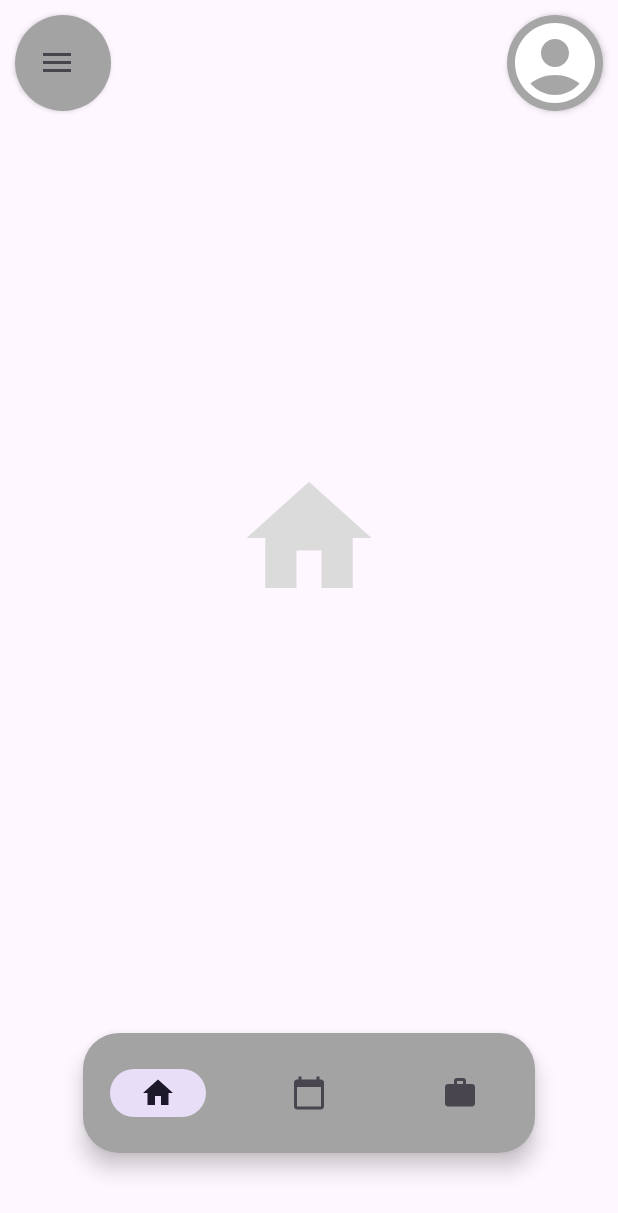
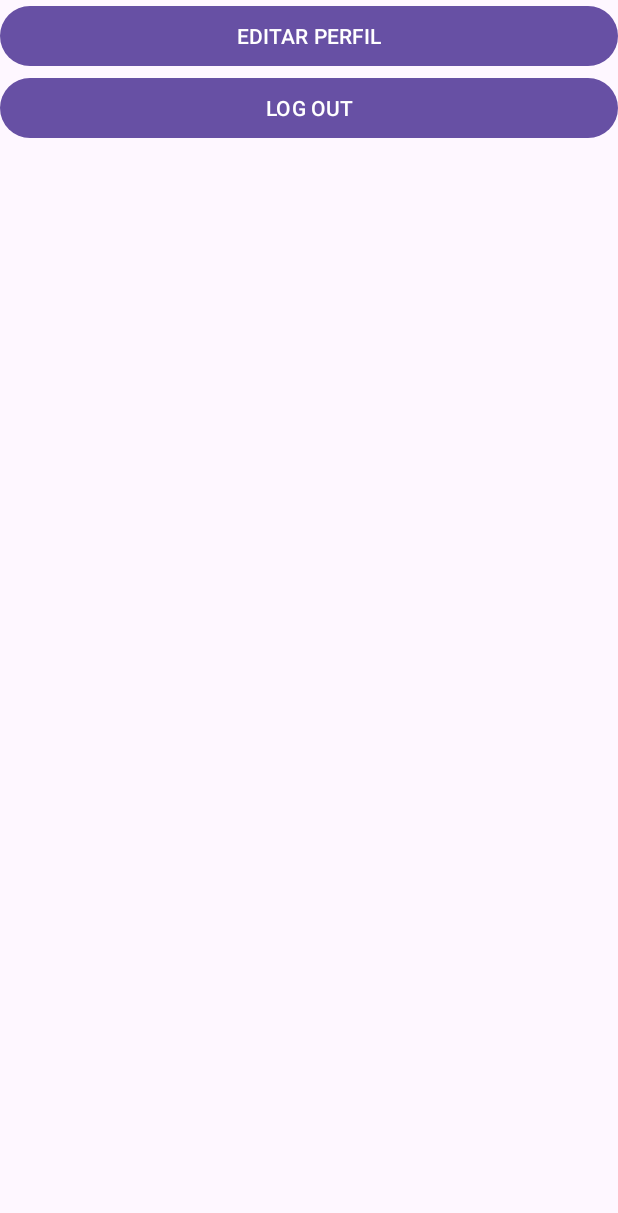
Before and after one commit to MatRam18/agenfree_app, an Android app: the screen it shows after launch (MainActivity before the commit, Config after it), in the side drawer, after a tap on "Configurações", on a phone screen of 412 x 824 dp. Shown: the top 1213 px of the screen. Run offline under Robolectric (Android 15) with nearby library versions, the phone set to English and light mode, and no system bars; our stand-ins replace navigation-ui; 2 statements that could not run were skipped.

Commit message:
feat: Adiciona telas de meu serviço, busca, configurações, editar perfil

```diff
--- /dev/null
+++ b/app/src/main/java/com/example/agenfree/Config.java
@@ -0,0 +1,50 @@
+package com.example.agenfree;
+
+import android.content.Intent;
+import android.os.Bundle;
+import android.content.Intent;
+import androidx.appcompat.app.AppCompatActivity;
+import androidx.core.graphics.Insets;
+import androidx.core.view.ViewCompat;
+import androidx.core.view.WindowCompat;
+import androidx.core.view.WindowInsetsCompat;
+
+import com.example.agenfree.databinding.ActivityConfigBinding;
+
+public class Config extends AppCompatActivity {
+
+    private ActivityConfigBinding binding;
+
+    @Override
+    protected void onCreate(Bundle savedInstanceState) {
+        super.onCreate(savedInstanceState);
+        WindowCompat.enableEdgeToEdge(getWindow());
+        binding = ActivityConfigBinding.inflate(getLayoutInflater());
+        setContentView(binding.getRoot());
+        ViewCompat.setOnApplyWindowInsetsListener(findViewById(R.id.main), (v, insets) -> {
+            Insets systemBars = insets.getInsets(WindowInsetsCompat.Type.systemBars());
+            v.setPadding(systemBars.left, systemBars.top, systemBars.right, systemBars.bottom);
+            return insets;
+        });
+
+//        ir para pagina de editar perfil
+        binding.profileEditBtn.setOnClickListener(v -> {
+            if (AppData.getInstance().fakeToken == true) {
+                Intent intent = new Intent(Config.this, ProfileEdit.class);
+                startActivity(intent);
+            } else {
+                Intent intent = new Intent(Config.this, Login.class);
+                startActivity(intent);
+                finish();
+            }
+        });
+
+//        Realizar o log out
+        binding.logoutBtn.setOnClickListener(v -> {
+            if (AppData.getInstance().fakeToken == true) {
+                AppData.getInstance().fakeToken = false;
+                finish();
+            }
+        });
+    }
+}
--- a/app/src/main/java/com/example/agenfree/MainActivity.java
+++ b/app/src/main/java/com/example/agenfree/MainActivity.java
@@ -1,14 +1,14 @@
-
 package com.example.agenfree;
 
 import android.os.Bundle;
+import android.content.Intent;
 
 import androidx.appcompat.app.AppCompatActivity;
 import androidx.appcompat.app.ActionBarDrawerToggle;
+import androidx.core.view.GravityCompat;
 import androidx.navigation.NavController;
 import androidx.navigation.fragment.NavHostFragment;
 import androidx.navigation.ui.NavigationUI;
-import android.content.Intent;
 
 import com.example.agenfree.databinding.ActivityMainBinding;
 
@@ -25,11 +25,25 @@ public class MainActivity extends AppCompatActivity {
     @Override
     protected void onCreate(Bundle savedInstanceState) {
         super.onCreate(savedInstanceState);
-//        Não entendi direito como essa parte funciona, mas para usar o binding ela é obrigatória
+
         binding = ActivityMainBinding.inflate(getLayoutInflater());
         setContentView(binding.getRoot());
+
         initNavigations();
         initDrawer();
+
+        // Clica no perfil do usuário e muda de Activity
+        binding.profileBtn.setOnClickListener(v -> {
+
+            if (AppData.getInstance().fakeToken == true) {
+                Intent intent = new Intent(MainActivity.this, Profile.class);
+                startActivity(intent);
+
+            } else {
+                Intent intent = new Intent(MainActivity.this, Login.class);
+                startActivity(intent);
+            }
+        });
     }
 
     // Configuração da navegação inferior
@@ -37,8 +51,11 @@ public class MainActivity extends AppCompatActivity {
         navHostFragment =
                 (NavHostFragment) getSupportFragmentManager()
                         .findFragmentById(R.id.nav_host_fragment);
+
         assert navHostFragment != null;
+
         navController = navHostFragment.getNavController();
+
         NavigationUI.setupWithNavController(
                 binding.bottomNavigation,
                 navController
@@ -47,6 +64,7 @@ public class MainActivity extends AppCompatActivity {
 
     // Configuração do menu lateral
     private void initDrawer() {
+
         setSupportActionBar(binding.toolbar);
 
         toggle = new ActionBarDrawerToggle(
@@ -56,30 +74,23 @@ public class MainActivity extends AppCompatActivity {
                 R.string.drawer_open,
                 R.string.drawer_close
         );
+
         binding.drawerLayout.addDrawerListener(toggle);
         toggle.syncState();
 
-//      Clica no perfil do usuário e muda de Activity
-        binding.profileButton.setOnClickListener(v -> {
-            if (AppData.getInstance().fakeToken == true) {
-                Intent intent = new Intent(MainActivity.this, UserPage.class);
-                startActivity(intent);
-            } else {
-                Intent intent = new Intent(MainActivity.this, Login.class);
-                startActivity(intent);
-            }
-        });
 
         // Navegação do Drawer
         binding.navigationView.setNavigationItemSelectedListener(item -> {
             int id = item.getItemId();
-            if (id == R.id.nav_perfil ||
-                    id == R.id.nav_configuracoes ||
-                    id == R.id.nav_sobre) {
-                navController.navigate(id);
+            if (id == R.id.nav_myService) {
+                Intent intent = new Intent(MainActivity.this, MyService.class);
+                startActivity(intent);
+            } else if (id == R.id.nav_config) {
+                Intent intent = new Intent(MainActivity.this, Config.class);
+                startActivity(intent);
             }
-            binding.drawerLayout.closeDrawers();
+            binding.drawerLayout.closeDrawer(GravityCompat.START);
             return true;
         });
     }
-    }
+}
--- /dev/null
+++ b/app/src/main/java/com/example/agenfree/MyService.java
@@ -0,0 +1,24 @@
+package com.example.agenfree;
+
+import android.os.Bundle;
+
+import androidx.appcompat.app.AppCompatActivity;
+import androidx.core.graphics.Insets;
+import androidx.core.view.ViewCompat;
+import androidx.core.view.WindowCompat;
+import androidx.core.view.WindowInsetsCompat;
+
+public class MyService extends AppCompatActivity {
+
+    @Override
+    protected void onCreate(Bundle savedInstanceState) {
+        super.onCreate(savedInstanceState);
+        WindowCompat.enableEdgeToEdge(getWindow());
+        setContentView(R.layout.activity_my_service);
+        ViewCompat.setOnApplyWindowInsetsListener(findViewById(R.id.main), (v, insets) -> {
+            Insets systemBars = insets.getInsets(WindowInsetsCompat.Type.systemBars());
+            v.setPadding(systemBars.left, systemBars.top, systemBars.right, systemBars.bottom);
+            return insets;
+        });
+    }
+}
--- a/app/src/main/java/com/example/agenfree/fragments/HomeFragment.java
+++ b/app/src/main/java/com/example/agenfree/fragments/HomeFragment.java
@@ -1,28 +1,24 @@
+
 package com.example.agenfree.fragments;
 
+import android.content.Intent;
 import android.os.Bundle;
-
-import androidx.fragment.app.Fragment;
-
 import android.view.LayoutInflater;
 import android.view.View;
 import android.view.ViewGroup;
 
-import com.example.agenfree.R;
+import androidx.fragment.app.Fragment;
 
-/**
- * A simple {@link Fragment} subclass.
- * Use the {@link HomeFragment#newInstance} factory method to
- * create an instance of this fragment.
- */
+import com.example.agenfree.Search;
+import com.example.agenfree.databinding.FragmentHomeBinding;
+
 public class HomeFragment extends Fragment {
 
-    // TODO: Rename parameter arguments, choose names that match
-    // the fragment initialization parameters, e.g. ARG_ITEM_NUMBER
+    private FragmentHomeBinding binding;
+
     private static final String ARG_PARAM1 = "param1";
     private static final String ARG_PARAM2 = "param2";
 
-    // TODO: Rename and change types of parameters
     private String mParam1;
     private String mParam2;
 
@@ -30,15 +26,6 @@ public class HomeFragment extends Fragment {
         // Required empty public constructor
     }
 
-    /**
-     * Use this factory method to create a new instance of
-     * this fragment using the provided parameters.
-     *
-     * @param param1 Parameter 1.
-     * @param param2 Parameter 2.
-     * @return A new instance of fragment HomeFragment.
-     */
-    // TODO: Rename and change types and number of parameters
     public static HomeFragment newInstance(String param1, String param2) {
         HomeFragment fragment = new HomeFragment();
         Bundle args = new Bundle();
@@ -51,6 +38,7 @@ public class HomeFragment extends Fragment {
     @Override
     public void onCreate(Bundle savedInstanceState) {
         super.onCreate(savedInstanceState);
+
         if (getArguments() != null) {
             mParam1 = getArguments().getString(ARG_PARAM1);
             mParam2 = getArguments().getString(ARG_PARAM2);
@@ -60,7 +48,20 @@ public class HomeFragment extends Fragment {
     @Override
     public View onCreateView(LayoutInflater inflater, ViewGroup container,
                              Bundle savedInstanceState) {
-        // Inflate the layout for this fragment
-        return inflater.inflate(R.layout.fragment_home, container, false);
+
+        binding = FragmentHomeBinding.inflate(inflater, container, false);
+
+        binding.SeachBtn.setOnClickListener(v -> {
+            Intent intent = new Intent(requireContext(), Search.class);
+            startActivity(intent);
+        });
+
+        return binding.getRoot();
+    }
+
+    @Override
+    public void onDestroyView() {
+        super.onDestroyView();
+        binding = null;
     }
 }
--- /dev/null
+++ b/app/src/main/res/layout/activity_config.xml
@@ -0,0 +1,27 @@
+<?xml version="1.0" encoding="utf-8"?>
+<androidx.constraintlayout.widget.ConstraintLayout xmlns:android="http://schemas.android.com/apk/res/android"
+    xmlns:app="http://schemas.android.com/apk/res-auto"
+    xmlns:tools="http://schemas.android.com/tools"
+    android:id="@+id/main"
+    android:layout_width="match_parent"
+    android:layout_height="match_parent"
+    tools:context=".Config">
+
+    <LinearLayout
+        android:layout_width="match_parent"
+        android:layout_height="match_parent"
+        android:orientation="vertical">
+        <Button
+            android:id="@+id/profileEditBtn"
+            android:layout_width="match_parent"
+            android:layout_height="wrap_content"
+            android:text="EDITAR PERFIL"/>
+
+        <Button
+            android:id="@+id/logoutBtn"
+            android:layout_width="match_parent"
+            android:layout_height="wrap_content"
+            android:text="LOG OUT"/>
+    </LinearLayout>
+
+</androidx.constraintlayout.widget.ConstraintLayout>
--- a/app/src/main/res/layout/activity_main.xml
+++ b/app/src/main/res/layout/activity_main.xml
@@ -51,7 +51,7 @@
 
             <!-- Avatar do usuário -->
             <com.google.android.material.card.MaterialCardView
-                android:id="@+id/profileButton"
+                android:id="@+id/profileBtn"
                 android:layout_width="match_parent"
                 android:layout_height="wrap_content"
                 android:layout_gravity="center"
--- a/app/src/main/res/layout/activity_user_page.xml
+++ b/app/src/main/res/layout/activity_profile.xml
@@ -5,11 +5,11 @@
     android:id="@+id/main"
     android:layout_width="match_parent"
     android:layout_height="match_parent"
-    tools:context=".UserPage">
+    tools:context=".Profile">
 
     <!-- Avatar do usuário -->
     <com.google.android.material.card.MaterialCardView
-        android:id="@+id/userBackButton"
+        android:id="@+id/profileBackBtn"
         android:layout_width="wrap_content"
         android:layout_height="wrap_content"
         android:layout_gravity="center"
--- a/app/src/main/res/menu/left_setings_menu.xml
+++ b/app/src/main/res/menu/left_setings_menu.xml
@@ -2,19 +2,14 @@
 <menu xmlns:android="http://schemas.android.com/apk/res/android">
 
     <item
-        android:id="@+id/nav_perfil"
-        android:title="Meu perfil"
+        android:id="@+id/nav_myService"
+        android:title="Meu serviço"
         android:icon="@android:drawable/ic_menu_myplaces"/>
 
     <item
-        android:id="@+id/nav_configuracoes"
+        android:id="@+id/nav_config"
         android:title="Configurações"
         android:icon="@android:drawable/ic_menu_preferences"/>
 
-    <item
-        android:id="@+id/nav_sobre"
-        android:title="Sobre o aplicativo"
-        android:icon="@android:drawable/ic_menu_info_details"/>
-
 
 </menu>
--- a/app/src/main/res/navigation/nav_main.xml
+++ b/app/src/main/res/navigation/nav_main.xml
@@ -20,4 +20,5 @@
         android:name="com.example.agenfree.fragments.ServiceFragment"
         android:label="fragment_service"
         tools:layout="@layout/fragment_service" />
+
 </navigation>
```
Also changed, not shown: app/src/main/AndroidManifest.xml (+17 -1 lines), app/src/main/java/com/example/agenfree/Profile.java (added, +38 -0 lines), app/src/main/java/com/example/agenfree/ProfileEdit.java (renamed from app/src/main/java/com/example/agenfree/UserPage.java, +2 -17 lines), app/src/main/java/com/example/agenfree/Search.java (added, +24 -0 lines), app/src/main/res/layout/activity_my_service.xml (added, +16 -0 lines), app/src/main/res/layout/activity_profile_edit.xml (added, +16 -0 lines), app/src/main/res/layout/activity_search.xml (added, +16 -0 lines), app/src/main/res/layout/fragment_home.xml (+26 -0 lines).
